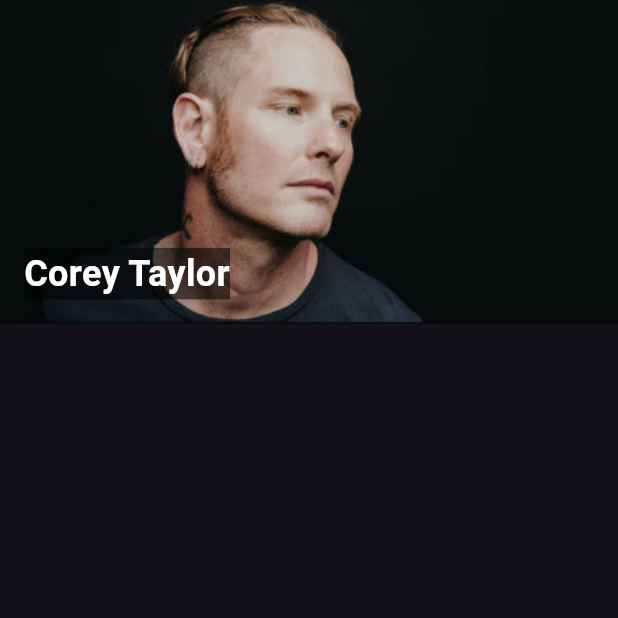
After one commit to GuizinSX7/Jacksons, a Flutter app: the Musico screen opened directly, on a phone screen of 412 x 824 dp, the top half of it. The commit adds this screen. Run offline on Flutter 3.47's test engine with Material 3 defaults, Android fonts, the phone set to English and light mode, and no system bars; our stand-ins replace lottie; Roboto replaces fonts that are missing (ABeeZee).

Commit message:
Musico_Page

```diff
--- /dev/null
+++ b/projeto/lib/pages/Musico.dart
@@ -0,0 +1,58 @@
+import 'package:flutter/material.dart';
+
+class Musico extends StatefulWidget {
+  const Musico({super.key});
+
+  @override
+  State<Musico> createState() => _MusicoState();
+}
+
+class _MusicoState extends State<Musico> {
+  @override
+  Widget build(BuildContext context) {
+    final screenWidth = MediaQuery.of(context).size.width; // Get the screen width
+
+    return Scaffold(
+      body: Container(
+        decoration: BoxDecoration(
+          gradient: LinearGradient(
+            begin: Alignment.bottomCenter,
+            end: Alignment.topCenter,
+            colors: [
+              Color(0xFF000000), // #000 59.6%
+              Color(0xFFAD3A3A), // #AD3A3A 100%
+            ],
+            stops: [0.6, 1.0],
+          ),
+        ),
+        child: Padding(
+          padding: const EdgeInsets.all(0),
+          child: Stack(
+            children: [
+              Container(
+                width: screenWidth, // Set width to screen width
+                child: Image.asset(
+                  'assets/corey_taylor.png',
+                  fit: BoxFit.cover, // Ensure the image covers the width while maintaining aspect ratio
+                ),
+              ),
+              Positioned(
+                bottom: 16, // Adjust this value as needed
+                left: 16,   // Adjust this value as needed
+                child: Text(
+                  'Corey Taylor',
+                  style: TextStyle(
+                    color: Colors.white, // Text color
+                    fontSize: 24,       // Text size
+                    fontWeight: FontWeight.bold, // Text weight
+                    backgroundColor: Colors.black54, // Optional: background for better visibility
+                  ),
+                ),
+              ),
+            ],
+          ),
+        ),
+      ),
+    );
+  }
+}
```
Also changed, not shown: projeto/assets/corey_taylor.png (added), projeto/lib/pages/Playlist.dart (indentation only).
